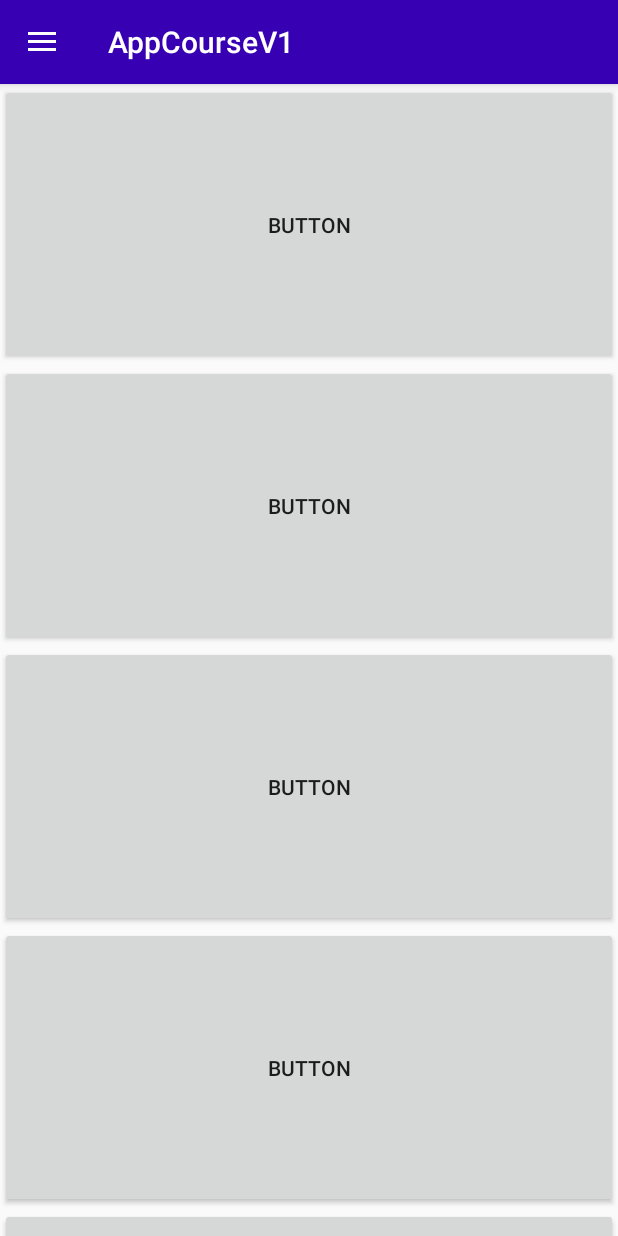
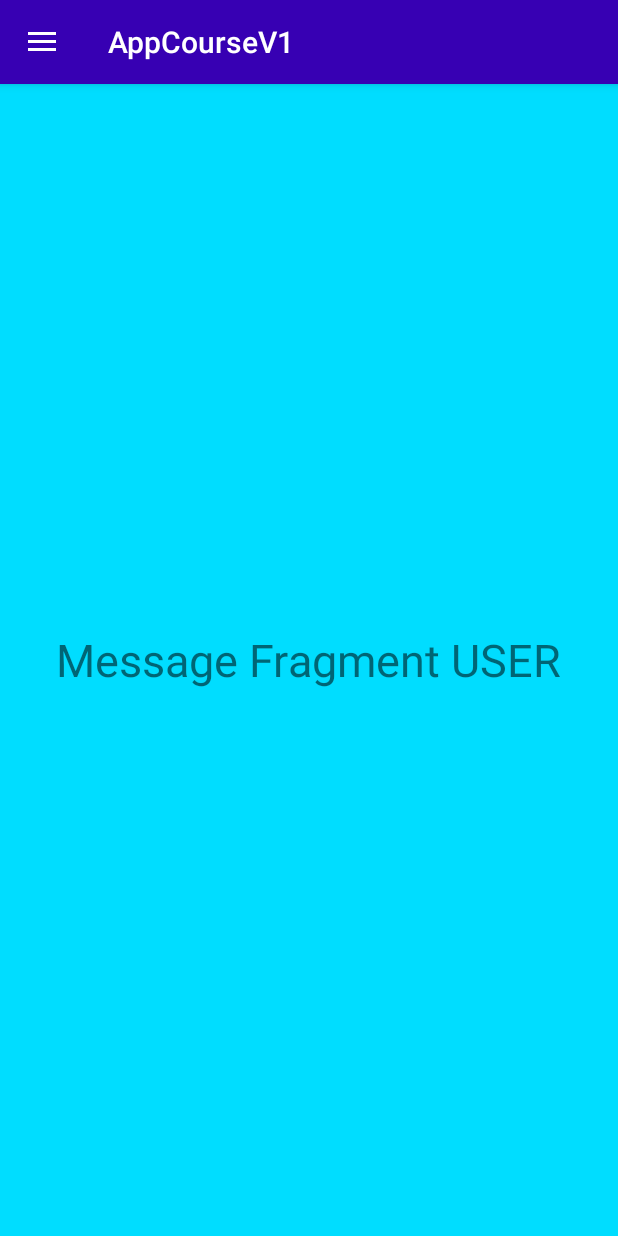
Before and after one commit to ltd-coding/AppCourseV1, an Android app: the UserActivity screen opened directly, with no data from a screen before it, after a tap on "Message", on a phone screen of 412 x 824 dp. Run offline under Robolectric (Android 15) with nearby library versions, the phone set to English and light mode, and no system bars; 1 other tap on this screen came first.

Commit message:
Fixing Error 1: Sửa trong activity_user,activity_admin thì phải nằm trong frame_layout, nó mới gọi reload được cái mới

```diff
--- a/app/src/main/java/com/example/appcoursev1/AdminActivity.java
+++ b/app/src/main/java/com/example/appcoursev1/AdminActivity.java
@@ -20,12 +20,12 @@ public class AdminActivity extends AppCompatActivity implements NavigationView.O
         super.onCreate(savedInstanceState);
         setContentView(R.layout.activity_admin);
 
-        Toolbar toolbar = findViewById(R.id.toolbar);
+        Toolbar toolbar = findViewById(R.id.toolbar_admin);
         setSupportActionBar(toolbar);
 
 
         drawer=findViewById(R.id.drawer_layout_admin);
-        NavigationView navigationView=findViewById(R.id.nav_view);
+        NavigationView navigationView=findViewById(R.id.nav_view_admin);
         navigationView.setNavigationItemSelectedListener(this);
         ActionBarDrawerToggle toggle= new ActionBarDrawerToggle(this, drawer, toolbar,R.string.nav_drawer_open,R.string.nav_drawer_close);
         drawer.addDrawerListener(toggle);
@@ -37,7 +37,7 @@ public class AdminActivity extends AppCompatActivity implements NavigationView.O
     public boolean onNavigationItemSelected(@NonNull MenuItem item) {
         switch (item.getItemId()){
             case R.id.nav_message:
-                getSupportFragmentManager().beginTransaction().replace(R.id.fragment_container,
+                getSupportFragmentManager().beginTransaction().replace(R.id.fragment_container_admin,
                         new MessageFragmentAdmin()).commit();
                 break;
 
--- a/app/src/main/java/com/example/appcoursev1/UserActivity.java
+++ b/app/src/main/java/com/example/appcoursev1/UserActivity.java
@@ -9,6 +9,7 @@ import androidx.drawerlayout.widget.DrawerLayout;
 
 import android.os.Bundle;
 import android.view.MenuItem;
+import android.widget.Toast;
 
 import com.google.android.material.navigation.NavigationView;
 
@@ -19,12 +20,11 @@ public class UserActivity extends AppCompatActivity implements NavigationView.On
     protected void onCreate(Bundle savedInstanceState) {
         super.onCreate(savedInstanceState);
         setContentView(R.layout.activity_user);
-        Toolbar toolbar = findViewById(R.id.toolbar);
+        Toolbar toolbar = findViewById(R.id.toolbar_user);
         setSupportActionBar(toolbar);
 
-
-        drawer=findViewById(R.id.drawer_layout_admin);
-        NavigationView navigationView=findViewById(R.id.nav_view);
+        drawer=findViewById(R.id.drawer_layout_user);
+        NavigationView navigationView=findViewById(R.id.nav_view_user);
         navigationView.setNavigationItemSelectedListener(this);
         ActionBarDrawerToggle toggle= new ActionBarDrawerToggle(this, drawer, toolbar,R.string.nav_drawer_open,R.string.nav_drawer_close);
         drawer.addDrawerListener(toggle);
@@ -37,7 +37,7 @@ public class UserActivity extends AppCompatActivity implements NavigationView.On
         //Navigate
         switch (item.getItemId()){
             case R.id.nav_message:
-                getSupportFragmentManager().beginTransaction().replace(R.id.fragment_container,
+                getSupportFragmentManager().beginTransaction().replace(R.id.fragment_container_user,
                         new MessageFragmentUser()).commit();
                 break;
 
@@ -54,4 +54,6 @@ public class UserActivity extends AppCompatActivity implements NavigationView.On
             super.onBackPressed();
         }
     }
+
+
 }
--- a/app/src/main/res/layout/activity_admin.xml
+++ b/app/src/main/res/layout/activity_admin.xml
@@ -15,7 +15,7 @@
         android:orientation="vertical">
 
         <androidx.appcompat.widget.Toolbar
-            android:id="@+id/toolbar"
+            android:id="@+id/toolbar_admin"
             android:layout_width="match_parent"
             android:layout_height="?attr/actionBarSize"
             android:background="@color/colorPrimaryDark"
@@ -24,13 +24,13 @@
             app:popupTheme="@style/ThemeOverlay.AppCompat.Light" />
 
         <FrameLayout
-            android:id="@+id/fragment_container"
+            android:id="@+id/fragment_container_admin"
             android:layout_width="match_parent"
             android:layout_height="match_parent" />
     </LinearLayout>
 
     <com.google.android.material.navigation.NavigationView
-        android:id="@+id/nav_view"
+        android:id="@+id/nav_view_admin"
         android:layout_width="wrap_content"
         android:layout_height="match_parent"
         android:layout_gravity="start"
--- a/app/src/main/res/layout/activity_user.xml
+++ b/app/src/main/res/layout/activity_user.xml
@@ -2,7 +2,7 @@
 <androidx.drawerlayout.widget.DrawerLayout xmlns:android="http://schemas.android.com/apk/res/android"
     xmlns:app="http://schemas.android.com/apk/res-auto"
     xmlns:tools="http://schemas.android.com/tools"
-    android:id="@+id/drawer_layout_admin"
+    android:id="@+id/drawer_layout_user"
     android:layout_width="match_parent"
     android:layout_height="match_parent"
     android:fitsSystemWindows="true"
@@ -15,13 +15,18 @@
         android:orientation="vertical">
 
         <androidx.appcompat.widget.Toolbar
-            android:id="@+id/toolbar"
+            android:id="@+id/toolbar_user"
             android:layout_width="match_parent"
             android:layout_height="?attr/actionBarSize"
             android:background="@color/colorPrimaryDark"
             android:elevation="4dp"
             android:theme="@style/ThemeOverlay.AppCompat.Dark.ActionBar"
             app:popupTheme="@style/ThemeOverlay.AppCompat.Light" />
+
+        <FrameLayout
+            android:layout_width="match_parent"
+            android:layout_height="match_parent"
+            android:id="@+id/fragment_container_user">
 
             <ScrollView
                 android:layout_width="match_parent"
@@ -94,10 +99,11 @@
 
                 </LinearLayout>
             </ScrollView>
+        </FrameLayout>
     </LinearLayout>
 
     <com.google.android.material.navigation.NavigationView
-        android:id="@+id/nav_view"
+        android:id="@+id/nav_view_user"
         android:layout_width="wrap_content"
         android:layout_height="match_parent"
         android:layout_gravity="start"
```
Lines whose indentation alone changed are shown as unchanged.
